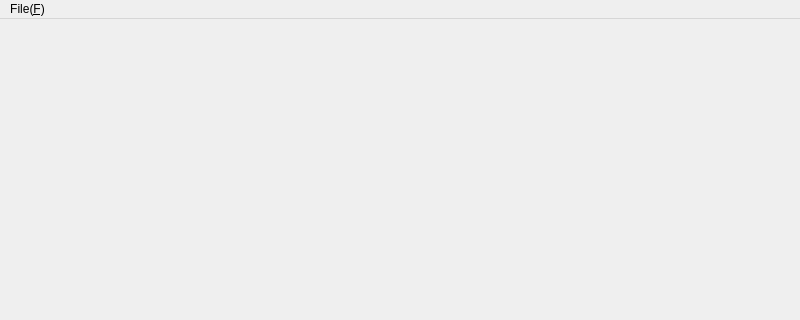
Qt form next.ui (GreatV/next) before a commit; both pictures show x 0 to 800 and y 0 to 320 of the 800 by 600 pixel window.
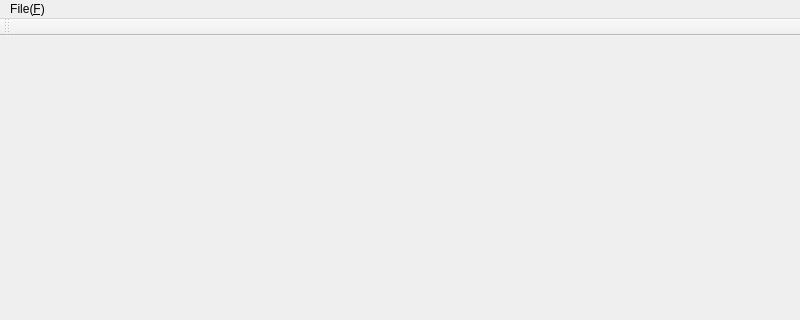
The same form after that commit.

```diff
--- a/next.ui
+++ b/next.ui
@@ -33,6 +33,17 @@
    <addaction name="menuFile"/>
   </widget>
   <widget class="QStatusBar" name="statusbar"/>
+  <widget class="QToolBar" name="toolBar">
+   <property name="windowTitle">
+    <string>toolBar</string>
+   </property>
+   <attribute name="toolBarArea">
+    <enum>TopToolBarArea</enum>
+   </attribute>
+   <attribute name="toolBarBreak">
+    <bool>false</bool>
+   </attribute>
+  </widget>
   <action name="actionOpen">
    <property name="text">
     <string>Open</string>
```
Left out of the diff: 25 changed lines with no effect on the pictures.
